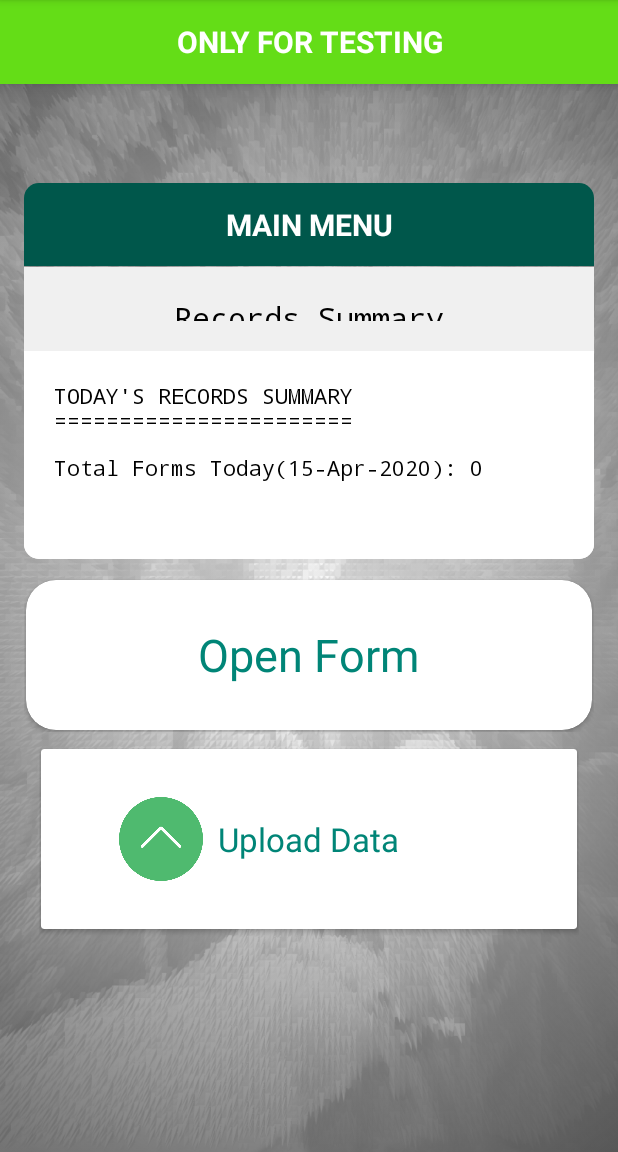
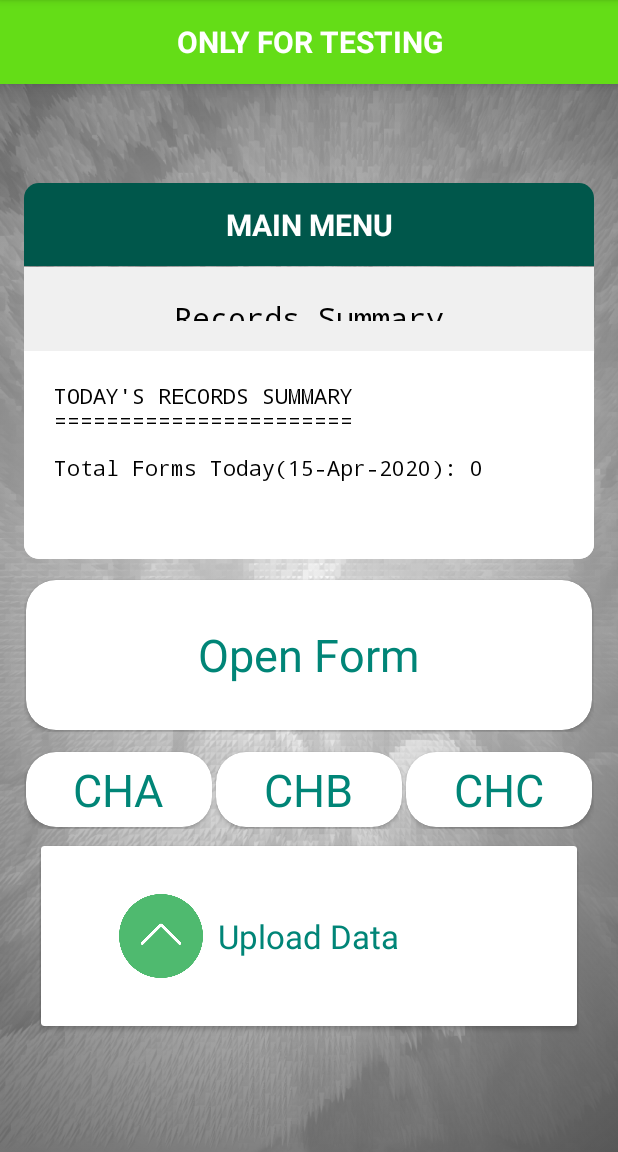
Before and after one commit to indus1530/TPVICS-HH, an Android app: the MainActivity screen opened directly, with no data from a screen before it, on a phone screen of 412 x 824 dp, the part 84-1236 px from its top. Run offline under Robolectric (Android 15) with nearby library versions, the phone set to English and light mode, and no system bars; our stand-ins replace data binding; Roboto replaces fonts that are not available here; 1 statement that could not run was skipped.

Commit message:
add 3 buttons in main activity.

```diff
--- a/app/src/main/res/layout/activity_main.xml
+++ b/app/src/main/res/layout/activity_main.xml
@@ -152,6 +152,101 @@
 
                     </androidx.cardview.widget.CardView>
 
+
+                </LinearLayout>
+
+                <LinearLayout
+                    android:layout_width="match_parent"
+                    android:layout_height="wrap_content"
+                    android:layout_marginTop="12dp"
+                    android:orientation="horizontal">
+
+                    <androidx.cardview.widget.CardView
+                        android:id="@+id/formA"
+                        android:layout_width="0dp"
+                        android:layout_height="50dp"
+                        android:layout_margin="@dimen/cardview_compat_inset_shadow"
+                        android:layout_weight="1"
+                        android:clickable="true"
+                        android:foreground="?android:attr/selectableItemBackground"
+                        android:onClick="openForm"
+                        app:cardCornerRadius="20dp">
+
+                        <RelativeLayout
+                            android:layout_width="match_parent"
+                            android:layout_height="match_parent">
+
+                            <TextView
+                                android:layout_width="wrap_content"
+                                android:layout_height="wrap_content"
+                                android:layout_centerInParent="true"
+                                android:layout_gravity="center_horizontal"
+                                android:text="CHA"
+                                android:textAppearance="@style/TextAppearance.AppCompat.Large"
+                                android:textColor="@color/colorPrimaryDark"
+                                android:textSize="30sp" />
+
+                        </RelativeLayout>
+
+                    </androidx.cardview.widget.CardView>
+
+                    <androidx.cardview.widget.CardView
+                        android:id="@+id/formB"
+                        android:layout_width="0dp"
+                        android:layout_height="50dp"
+                        android:layout_margin="@dimen/cardview_compat_inset_shadow"
+                        android:layout_weight="1"
+                        android:clickable="true"
+                        android:foreground="?android:attr/selectableItemBackground"
+                        android:onClick="openForm"
+                        app:cardCornerRadius="20dp">
+
+                        <RelativeLayout
+                            android:layout_width="match_parent"
+                            android:layout_height="match_parent">
+
+                            <TextView
+                                android:layout_width="wrap_content"
+                                android:layout_height="wrap_content"
+                                android:layout_centerInParent="true"
+                                android:layout_gravity="center_horizontal"
+                                android:text="CHB"
+                                android:textAppearance="@style/TextAppearance.AppCompat.Large"
+                                android:textColor="@color/colorPrimaryDark"
+                                android:textSize="30sp" />
+
+                        </RelativeLayout>
+
+                    </androidx.cardview.widget.CardView>
+
+                    <androidx.cardview.widget.CardView
+                        android:id="@+id/formC"
+                        android:layout_width="0dp"
+                        android:layout_height="50dp"
+                        android:layout_margin="@dimen/cardview_compat_inset_shadow"
+                        android:layout_weight="1"
+                        android:clickable="true"
+                        android:foreground="?android:attr/selectableItemBackground"
+                        android:onClick="openForm"
+                        app:cardCornerRadius="20dp">
+
+                        <RelativeLayout
+                            android:layout_width="match_parent"
+                            android:layout_height="match_parent">
+
+                            <TextView
+                                android:layout_width="wrap_content"
+                                android:layout_height="wrap_content"
+                                android:layout_centerInParent="true"
+                                android:layout_gravity="center_horizontal"
+                                android:text="CHC"
+                                android:textAppearance="@style/TextAppearance.AppCompat.Large"
+                                android:textColor="@color/colorPrimaryDark"
+                                android:textSize="30sp" />
+
+                        </RelativeLayout>
+
+                    </androidx.cardview.widget.CardView>
 
                 </LinearLayout>
 
```
Also changed, not shown: 1 other file.
